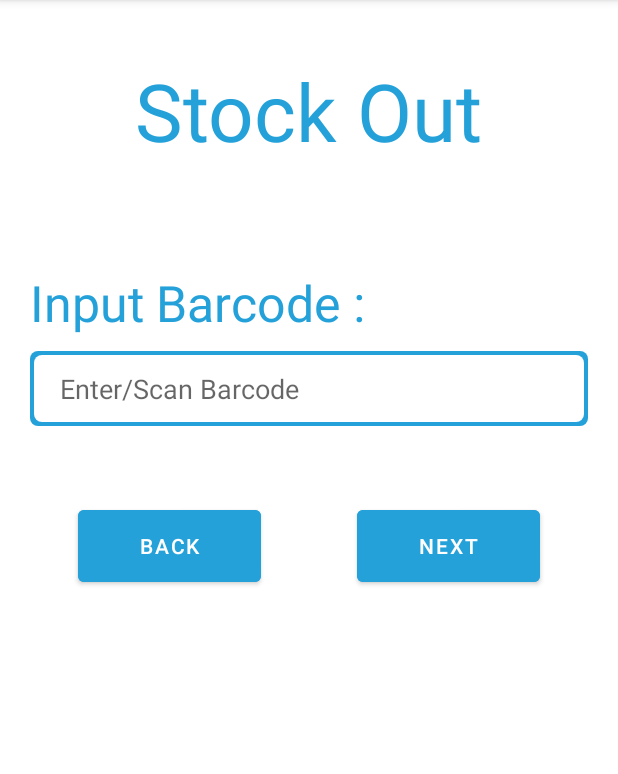
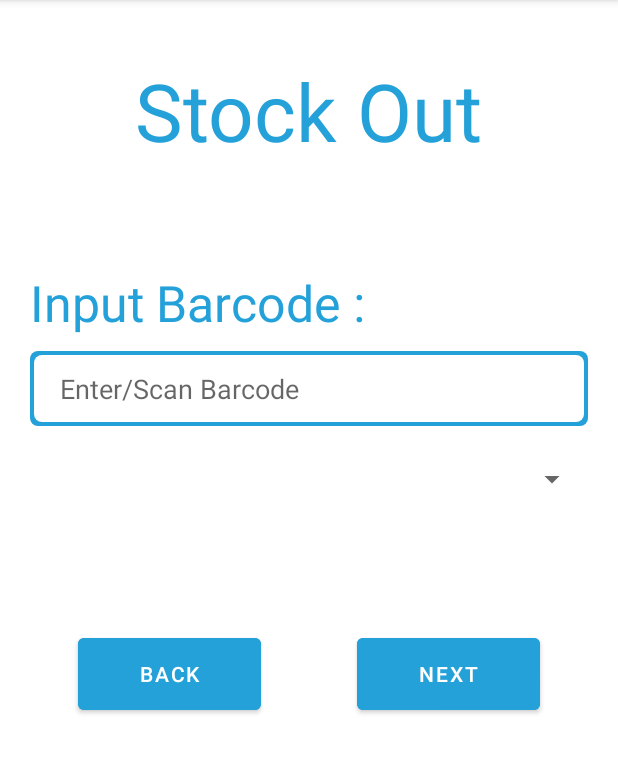
Before and after one commit to tzejian27/DB_Inventory_8April22, an Android app: the Stock_Out_Scan screen opened directly, with no data from a screen before it, on a phone screen of 412 x 824 dp, the part 84-858 px from its top. Run offline under Robolectric (Android 15) with nearby library versions, the phone set to English and light mode, and no system bars; our stand-ins replace Firebase (no records; nobody signed in at launch, a user with empty details on screens opened directly); 1 statement that could not run was skipped.

Commit message:
Stock in/out's barcode list

```diff
--- a/app/src/main/java/com/example/db_inventory/Stock_Out_Scan.java
+++ b/app/src/main/java/com/example/db_inventory/Stock_Out_Scan.java
@@ -9,8 +9,11 @@ import android.text.TextUtils;
 import android.util.Log;
 import android.view.View;
 import android.view.WindowManager;
+import android.widget.AdapterView;
+import android.widget.ArrayAdapter;
 import android.widget.Button;
 import android.widget.EditText;
+import android.widget.Spinner;
 import android.widget.Toast;
 
 import androidx.annotation.NonNull;
@@ -23,7 +26,9 @@ import com.google.firebase.database.FirebaseDatabase;
 import com.google.firebase.database.ValueEventListener;
 
 import java.text.SimpleDateFormat;
+import java.util.ArrayList;
 import java.util.Date;
+import java.util.List;
 
 public class Stock_Out_Scan extends AppCompatActivity {
 
@@ -38,6 +43,10 @@ public class Stock_Out_Scan extends AppCompatActivity {
     String key;
     String inventory_key;
     ScanReader scanReader;
+
+    //SPINNER
+    Spinner spinner;
+    List<String> barcode_list;
 
     private String barcodeStr;
     private final BroadcastReceiver resultReceiver = new BroadcastReceiver() {
@@ -94,6 +103,50 @@ public class Stock_Out_Scan extends AppCompatActivity {
 
             }
         });
+
+        //SPINNER
+        spinner = findViewById(R.id.spinner_stock_out);
+        barcode_list = new ArrayList<>();
+
+        databaseReference2 = FirebaseDatabase.getInstance().getReference("New_Goods");
+        databaseReference2.keepSynced(true);
+
+        databaseReference2.addValueEventListener(new ValueEventListener() {
+            @Override
+            public void onDataChange(@NonNull DataSnapshot snapshot) {
+                for (DataSnapshot snapshot1: snapshot.getChildren()){
+                    String spinnerbarcode = snapshot1.child("Barcode").getValue(String.class);
+                    barcode_list.add(spinnerbarcode);
+
+                }
+                ArrayAdapter<String> arrayAdapter = new ArrayAdapter<>(Stock_Out_Scan.this, android.R.layout.simple_list_item_1, barcode_list);
+                arrayAdapter.setDropDownViewResource(android.R.layout.simple_list_item_1);
+                spinner.setAdapter(arrayAdapter);
+                String barcodes = spinner.getSelectedItem().toString().trim();
+
+            }
+
+            @Override
+            public void onCancelled(@NonNull DatabaseError error) {
+
+            }
+        });
+
+        //SET SELECTED ITEM IN LISTENER TO EDIT TEXT BOXES
+        spinner.setOnItemSelectedListener(new AdapterView.OnItemSelectedListener() {
+            @Override
+            public void onItemSelected(AdapterView<?> adapterView, View view, int i, long l) {
+                Object item = adapterView.getItemAtPosition(i);
+                edt_barcode.setText(item.toString());
+            }
+
+            @Override
+            public void onNothingSelected(AdapterView<?> adapterView) {
+
+            }
+        });
+
+
         String users = getIntent().getStringExtra("Users");
 
         btn_back.setOnClickListener(new View.OnClickListener() {
@@ -146,7 +199,7 @@ public class Stock_Out_Scan extends AppCompatActivity {
                             public void onDataChange(@NonNull DataSnapshot dataSnapshot3) {
 
                                 if (dataSnapshot2.exists() && !dataSnapshot3.exists()) {
-                                    Toast.makeText(Stock_Out_Scan.this, "Barcode doesn't exist in House", Toast.LENGTH_SHORT).show();
+                                    Toast.makeText(Stock_Out_Scan.this, "Barcode doesn't exist in House, Please make a stock take", Toast.LENGTH_SHORT).show();
                                                 /*Name = dataSnapshot.child("Name").getValue().toString().trim();
                                                 Price = dataSnapshot.child("Price").getValue().toString().trim();
                                                 Cost = dataSnapshot.child("Cost").getValue().toString().trim();
@@ -175,7 +228,6 @@ public class Stock_Out_Scan extends AppCompatActivity {
                                                 dataMap.put("Cost", Cost);
                                                 dataMap.put("Quantity", Quantity);
                                                 dataMap.put("Date_and_Time", currentDateandTime);
-
 
                                                 databaseReference3.updateChildren(dataMap);
 
--- a/app/src/main/res/layout/activity_home_page.xml
+++ b/app/src/main/res/layout/activity_home_page.xml
@@ -290,7 +290,7 @@
                         android:layout_height="match_parent"
                         android:layout_gravity="center_horizontal"
                         android:background="@color/blue"
-                        android:text="Maintain"
+                        android:text="RFID Reg"
                         android:textStyle="bold" />
 
 
--- a/app/src/main/res/layout/activity_stock_out_scan.xml
+++ b/app/src/main/res/layout/activity_stock_out_scan.xml
@@ -31,12 +31,20 @@
         android:id="@+id/editText_barcode_SO"
         android:layout_width="match_parent"
         android:layout_height="50dp"
-        android:layout_marginBottom="50dp"
+        android:layout_marginBottom="15dp"
         android:background="@drawable/blue_border"
         android:ems="10"
         android:hint="@string/enter_scan_barcode"
         android:inputType="number"
         android:paddingLeft="20dp" />
+
+    <Spinner
+        android:id="@+id/spinner_stock_out"
+        android:layout_width="match_parent"
+        android:layout_height="40dp"
+        android:layout_marginBottom="80dp"
+        android:spinnerMode="dropdown"
+        android:autofillHints="Select Barcode"/>
 
     <LinearLayout
         android:layout_width="wrap_content"
```
Also changed, not shown: app/src/main/java/com/example/db_inventory/SaleOrderList.java (+52 -2 lines), app/src/main/java/com/example/db_inventory/Stock_In_Scan.java (+53 -0 lines), app/src/main/res/layout/activity_sale_order_list.xml (+50 -4 lines), app/src/main/res/layout/activity_stock_in_scan.xml (+10 -1 lines).
